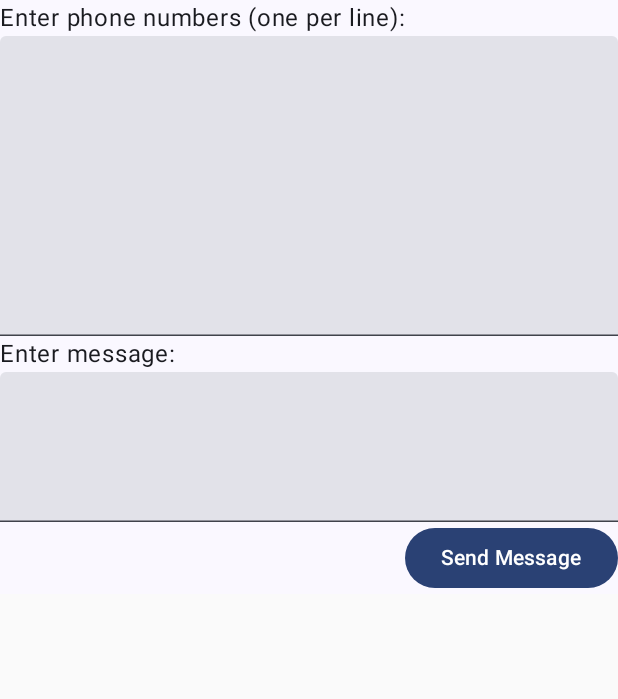
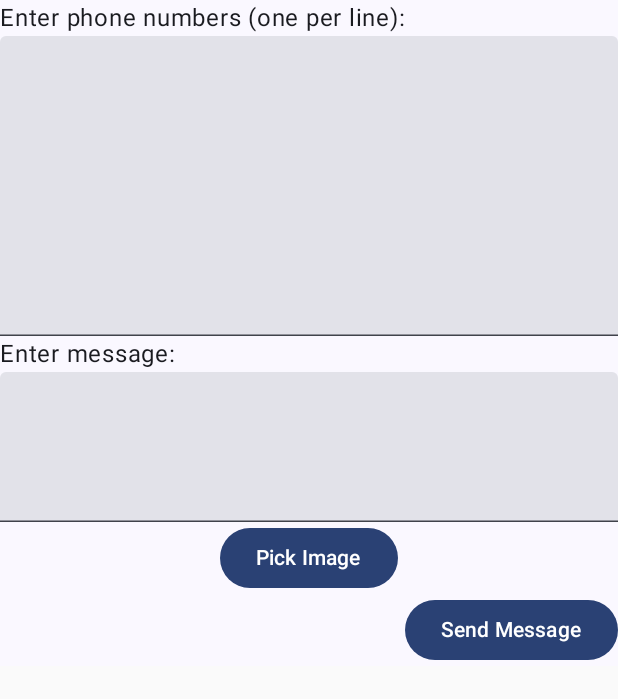
Before and after one commit to LupinC/MessageSender, an Android app built with Jetpack Compose: the screen it shows after launch (MainActivity), after a tap on "Send Message", on a phone screen of 412 x 824 dp. Shown: the top 699 px of the screen. Run offline under Robolectric (Android 15) with nearby library versions, the phone set to English and light mode, and no system bars; 1 statement that could not run was skipped.

Commit message:
add a function for picture

```diff
--- a/app/src/main/java/com/example/messagesender/MainActivity.kt
+++ b/app/src/main/java/com/example/messagesender/MainActivity.kt
@@ -1,20 +1,17 @@
 package com.example.messagesender
 
+import android.content.Context
+import android.content.Intent
+import android.net.Uri
 import android.os.Bundle
+import android.provider.MediaStore
 import android.telephony.SmsManager
 import androidx.activity.ComponentActivity
 import androidx.activity.compose.setContent
-import androidx.compose.foundation.layout.Column
-import androidx.compose.foundation.layout.fillMaxSize
-import androidx.compose.foundation.layout.fillMaxWidth
-import androidx.compose.foundation.layout.height
-import androidx.compose.foundation.layout.padding
-import androidx.compose.material3.Button
-import androidx.compose.material3.ExperimentalMaterial3Api
-import androidx.compose.material3.MaterialTheme
-import androidx.compose.material3.Surface
-import androidx.compose.material3.Text
-import androidx.compose.material3.TextField
+import androidx.activity.compose.rememberLauncherForActivityResult
+import androidx.activity.result.contract.ActivityResultContracts
+import androidx.compose.foundation.layout.*
+import androidx.compose.material3.*
 import androidx.compose.runtime.Composable
 import androidx.compose.runtime.getValue
 import androidx.compose.runtime.mutableStateOf
@@ -22,6 +19,7 @@ import androidx.compose.runtime.remember
 import androidx.compose.runtime.setValue
 import androidx.compose.ui.Alignment
 import androidx.compose.ui.Modifier
+import androidx.compose.ui.platform.LocalContext
 import androidx.compose.ui.tooling.preview.Preview
 import androidx.compose.ui.unit.dp
 import com.example.messagesender.ui.theme.MessageSenderTheme
@@ -45,6 +43,11 @@ class MainActivity : ComponentActivity() {
 fun PhoneSenderScreen() {
     var phoneNumberState by remember { mutableStateOf("") }
     var messageState by remember { mutableStateOf("") }
+    var imageUri by remember { mutableStateOf<Uri?>(null) }
+    val context = LocalContext.current
+    val pickImageLauncher = rememberLauncherForActivityResult(ActivityResultContracts.GetContent()) { uri: Uri? ->
+        imageUri = uri
+    }
 
     Column(modifier = Modifier.padding()) {
         Text(text = "Enter phone numbers (one per line):")
@@ -67,7 +70,14 @@ fun PhoneSenderScreen() {
         )
 
         Button(
-            onClick = { sendMessage(phoneNumberState.split("\n"), messageState) },
+            onClick = { pickImageLauncher.launch("image/*") },
+            modifier = Modifier.align(Alignment.CenterHorizontally)
+        ) {
+            Text("Pick Image")
+        }
+
+        Button(
+            onClick = { sendMessage(context, phoneNumberState.split("\n"), messageState, imageUri) },
             modifier = Modifier.align(Alignment.End)
         ) {
             Text("Send Message")
@@ -75,10 +85,18 @@ fun PhoneSenderScreen() {
     }
 }
 
-fun sendMessage(phoneNumbers: List<String>, message: String) {
+fun sendMessage(context: Context, phoneNumbers: List<String>, message: String, imageUri: Uri?) {
     val smsManager = SmsManager.getDefault()
     for (number in phoneNumbers) {
-        smsManager.sendTextMessage(number.trim(), null, message, null, null)
+        val parts = smsManager.divideMessage(message)
+        val sendIntent = Intent(Intent.ACTION_SEND)
+        sendIntent.putExtra("address", number.trim())
+        sendIntent.putExtra("sms_body", message)
+        if (imageUri != null) {
+            sendIntent.putExtra(Intent.EXTRA_STREAM, imageUri)
+            sendIntent.type = context.contentResolver.getType(imageUri)
+        }
+        context.startActivity(sendIntent)
     }
 }
 
```
Also changed, not shown: app/src/main/AndroidManifest.xml (+8 -0 lines).
